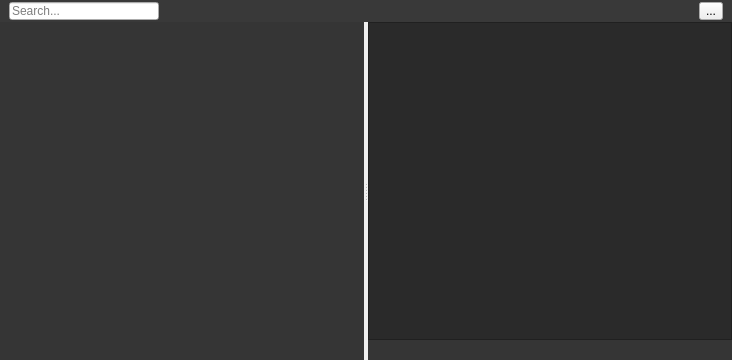
The window that Editor/Source/CrystalEditor/Private/Editor/CrystalEditor/AssetsView/AssetsView.ui (neelmewada/CrystalEngine) describes before a commit, drawn with Qt 5.
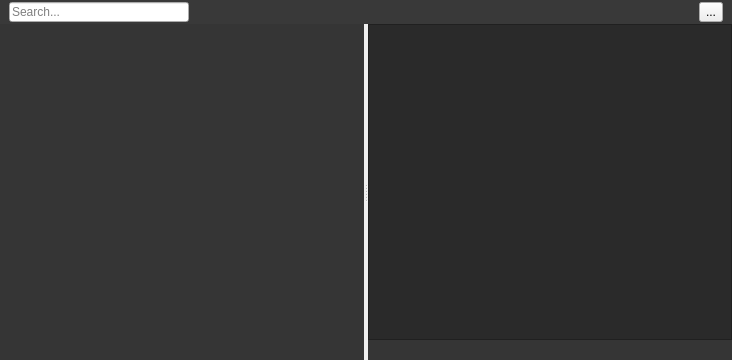
The same window after the commit.

Diff of the .ui file:
```diff
--- a/Editor/Source/CrystalEditor/Private/Editor/CrystalEditor/AssetsView/AssetsView.ui
+++ b/Editor/Source/CrystalEditor/Private/Editor/CrystalEditor/AssetsView/AssetsView.ui
@@ -34,7 +34,7 @@
      <property name="maximumSize">
       <size>
        <width>16777215</width>
-       <height>22</height>
+       <height>24</height>
       </size>
      </property>
      <property name="styleSheet">
@@ -66,7 +66,7 @@
         </property>
         <property name="maximumSize">
          <size>
-          <width>150</width>
+          <width>180</width>
           <height>16777215</height>
          </size>
         </property>
```
